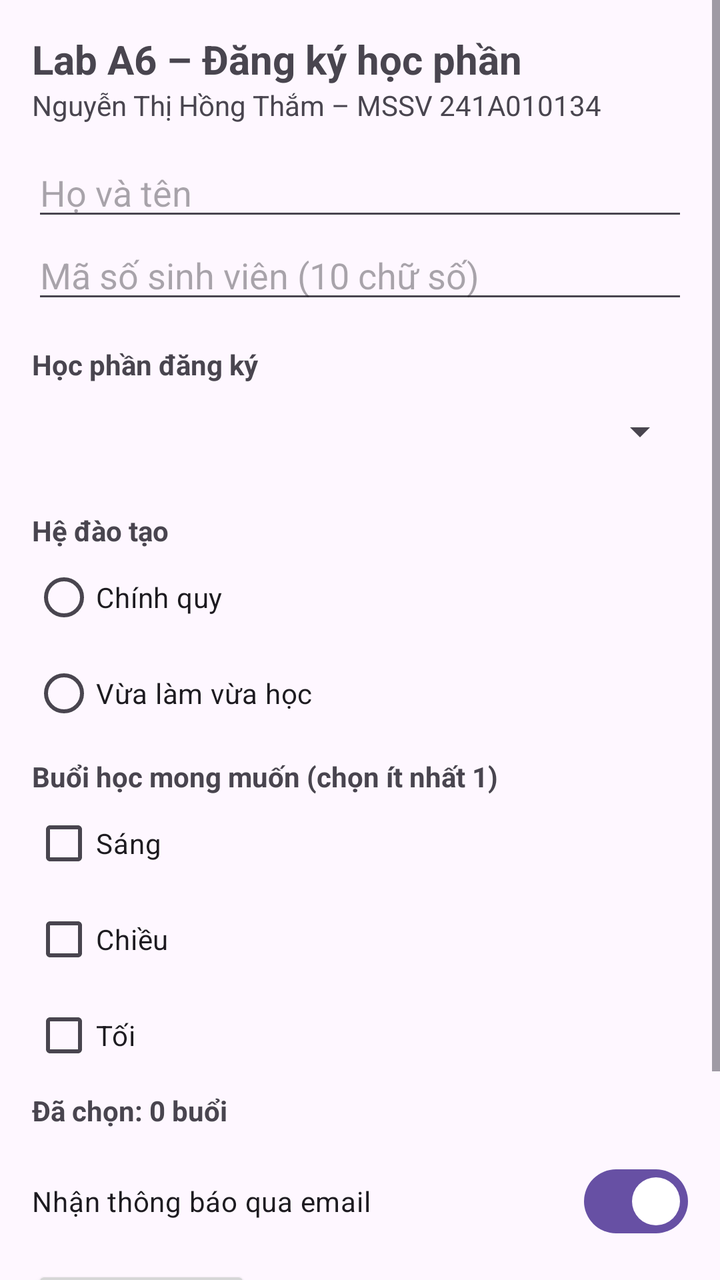
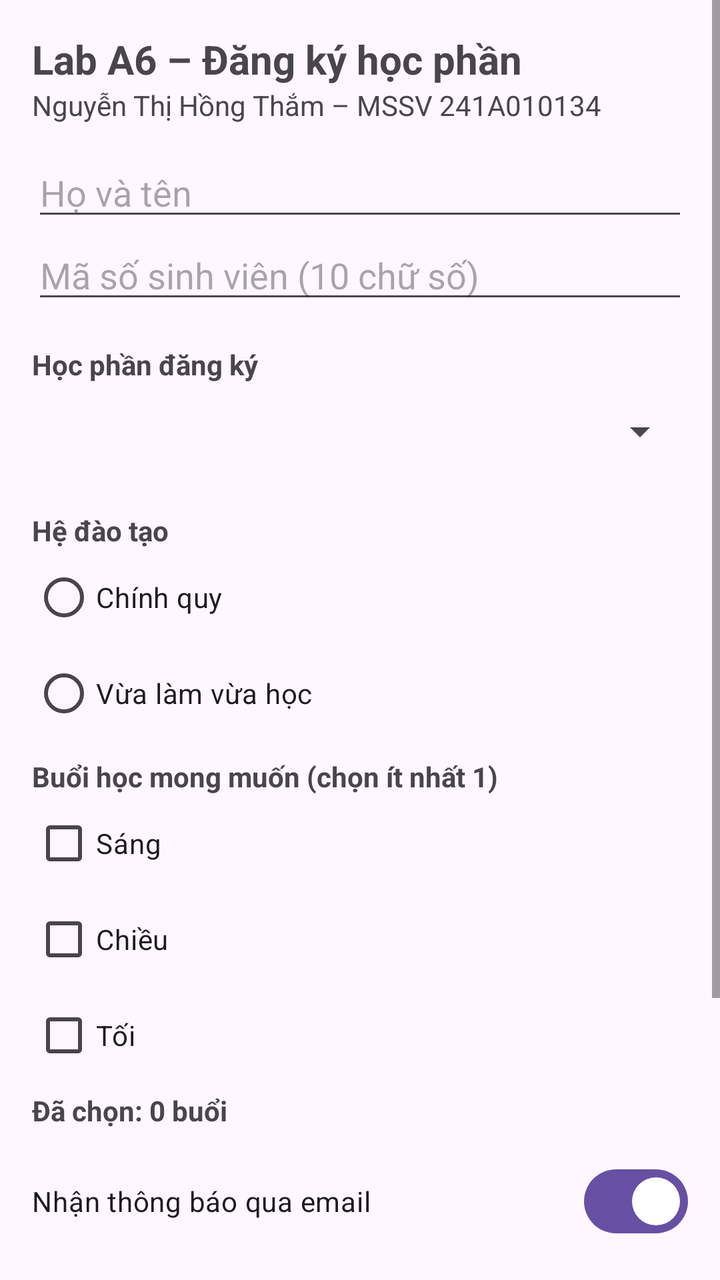

Before-and-after screenshots of an Android layout around one commit, followed by the original layout XML and the change that was made.
<!-- AndroidManifest.xml: application theme Theme.A6_241A010134 -->
<!-- res/layout/activity_main.xml -->
<?xml version="1.0" encoding="utf-8"?>
<ScrollView xmlns:android="http://schemas.android.com/apk/res/android"
    android:id="@+id/main"
    android:layout_width="match_parent"
    android:layout_height="match_parent">

    <LinearLayout
        android:layout_width="match_parent"
        android:layout_height="wrap_content"
        android:orientation="vertical"
        android:padding="16dp">

        <TextView
            android:layout_width="wrap_content"
            android:layout_height="wrap_content"
            android:text="@string/title"
            android:textSize="20sp"
            android:textStyle="bold" />

        <TextView
            android:layout_width="wrap_content"
            android:layout_height="wrap_content"
            android:text="@string/student" />

        
        <EditText
            android:id="@+id/edtHoTen"
            android:layout_width="match_parent"
            android:layout_height="wrap_content"
            android:layout_marginTop="12dp"
            android:hint="@string/hint_name"
            android:importantForAutofill="no"
            android:inputType="textPersonName" />

        <EditText
            android:id="@+id/edtMssv"
            android:layout_width="match_parent"
            android:layout_height="wrap_content"
            android:hint="@string/hint_mssv"
            android:importantForAutofill="no"
            android:inputType="number"
            android:maxLength="10" />

        
        <TextView
            android:layout_width="wrap_content"
            android:layout_height="wrap_content"
            android:layout_marginTop="16dp"
            android:text="@string/label_mon_hoc"
            android:textStyle="bold" />

        <Spinner
            android:id="@+id/spMonHoc"
            android:layout_width="match_parent"
            android:layout_height="wrap_content"
            android:minHeight="48dp" />

        
        <TextView
            android:layout_width="wrap_content"
            android:layout_height="wrap_content"
            android:layout_marginTop="16dp"
            android:text="@string/label_he"
            android:textStyle="bold" />

        <RadioGroup
            android:id="@+id/rgHeDaoTao"
            android:layout_width="match_parent"
            android:layout_height="wrap_content"
            android:orientation="vertical">

            <RadioButton
                android:id="@+id/rbChinhQuy"
                android:layout_width="wrap_content"
                android:layout_height="wrap_content"
                android:text="@string/he_chinh_quy" />

            <RadioButton
                android:id="@+id/rbVlvh"
                android:layout_width="wrap_content"
                android:layout_height="wrap_content"
                android:text="@string/he_vlvh" />
        </RadioGroup>

        
        <TextView
            android:layout_width="wrap_content"
            android:layout_height="wrap_content"
            android:layout_marginTop="8dp"
            android:text="@string/label_buoi"
            android:textStyle="bold" />

        <CheckBox
            android:id="@+id/cbSang"
            android:layout_width="wrap_content"
            android:layout_height="wrap_content"
            android:text="@string/buoi_sang" />

        <CheckBox
            android:id="@+id/cbChieu"
            android:layout_width="wrap_content"
            android:layout_height="wrap_content"
            android:text="@string/buoi_chieu" />

        <CheckBox
            android:id="@+id/cbToi"
            android:layout_width="wrap_content"
            android:layout_height="wrap_content"
            android:text="@string/buoi_toi" />

        <TextView
            android:id="@+id/tvSoBuoi"
            android:layout_width="wrap_content"
            android:layout_height="wrap_content"
            android:layout_marginTop="4dp"
            android:text="@string/so_buoi_da_chon"
            android:textStyle="bold" />

        
        <com.google.android.material.materialswitch.MaterialSwitch
            android:id="@+id/swThongBao"
            android:layout_width="match_parent"
            android:layout_height="wrap_content"
            android:layout_marginTop="12dp"
            android:checked="true"
            android:minHeight="48dp"
            android:text="@string/label_thong_bao" />

        <ToggleButton
            android:id="@+id/tgUuTien"
            android:layout_width="wrap_content"
            android:layout_height="wrap_content"
            android:layout_marginTop="8dp"
            android:textOff="@string/uu_tien_off"
            android:textOn="@string/uu_tien_on" />

        
        <LinearLayout
            android:layout_width="match_parent"
            android:layout_height="wrap_content"
            android:layout_marginTop="20dp"
            android:orientation="horizontal">

            <Button
                android:id="@+id/btnXacNhan"
                android:layout_width="0dp"
                android:layout_height="wrap_content"
                android:layout_weight="1"
                android:text="@string/confirm" />

            <Button
                android:id="@+id/btnLamLai"
                style="?attr/materialButtonOutlinedStyle"
                android:layout_width="0dp"
                android:layout_height="wrap_content"
                android:layout_marginStart="8dp"
                android:layout_weight="1"
                android:text="@string/reset" />
        </LinearLayout>
    </LinearLayout>
</ScrollView>
<!-- resources referenced by this layout -->
<resources>
  <string name="buoi_chieu">Chiều</string>
  <string name="buoi_sang">Sáng</string>
  <string name="buoi_toi">Tối</string>
  <string name="confirm">Xác nhận</string>
  <string name="he_chinh_quy">Chính quy</string>
  <string name="he_vlvh">Vừa làm vừa học</string>
  <string name="hint_mssv">Mã số sinh viên (10 chữ số)</string>
  <string name="hint_name">Họ và tên</string>
  <string name="label_buoi">Buổi học mong muốn (chọn ít nhất 1)</string>
  <string name="label_he">Hệ đào tạo</string>
  <string name="label_mon_hoc">Học phần đăng ký</string>
  <string name="label_thong_bao">Nhận thông báo qua email</string>
  <string name="reset">Làm lại</string>
  <string name="so_buoi_da_chon">Đã chọn: 0 buổi</string>
  <string name="student">Nguyễn Thị Hồng Thắm – MSSV 241A010134</string>
  <string name="title">Lab A6 – Đăng ký học phần</string>
  <string name="uu_tien_off">ƯU TIÊN: TẮT</string>
  <string name="uu_tien_on">ƯU TIÊN: BẬT</string>
  <style name="Theme.A6_241A010134" parent="Base.Theme.A6_241A010134" />
  <style name="Base.Theme.A6_241A010134" parent="Theme.Material3.DayNight.NoActionBar">
          
          
      </style>
</resources>

<!-- the commit's change to res/layout/activity_main.xml (unified diff, before → after) -->
@@ -126,6 +126,13 @@
             android:minHeight="48dp"
             android:text="@string/label_thong_bao" />
 
+        <com.google.android.material.materialswitch.MaterialSwitch
+            android:id="@+id/swDarkMode"
+            android:layout_width="wrap_content"
+            android:layout_height="wrap_content"
+            android:layout_marginTop="8dp"
+            android:text="@string/dark_mode" />
+
         <ToggleButton
             android:id="@+id/tgUuTien"
             android:layout_width="wrap_content"
<!-- resource entries referenced after the edit -->
@@ -4,6 +4,7 @@
   <string name="buoi_sang">Sáng</string>
   <string name="buoi_toi">Tối</string>
   <string name="confirm">Xác nhận</string>
+  <string name="dark_mode">Chế độ tối</string>
   <string name="he_chinh_quy">Chính quy</string>
   <string name="he_vlvh">Vừa làm vừa học</string>
   <string name="hint_mssv">Mã số sinh viên (10 chữ số)</string>
